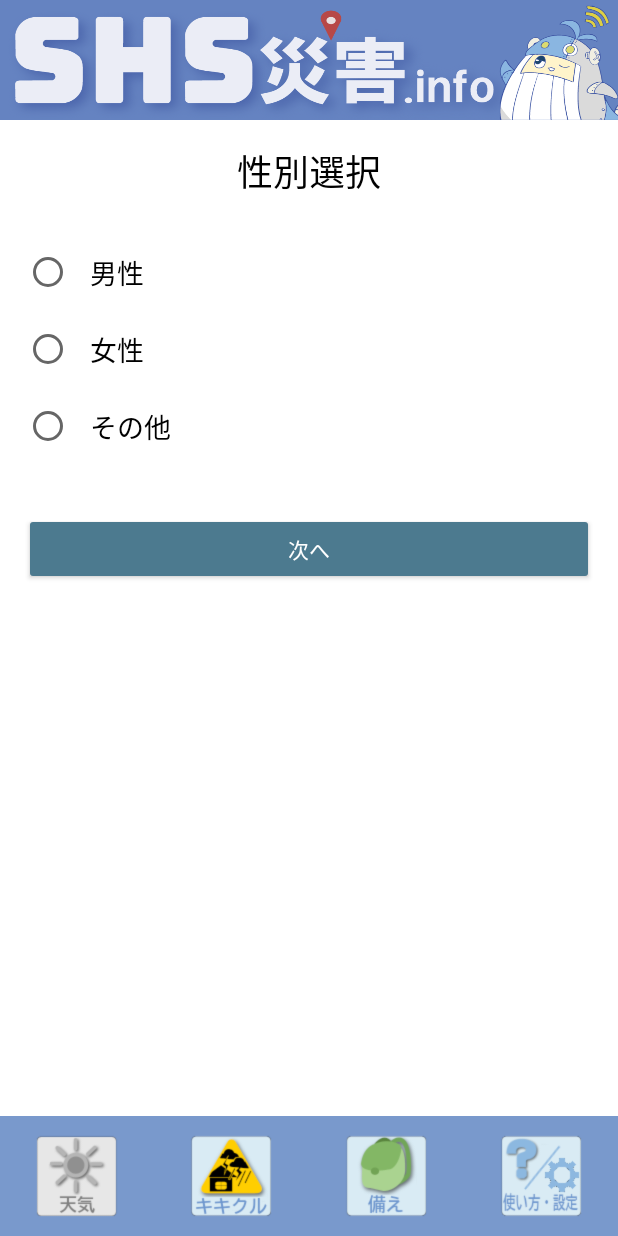
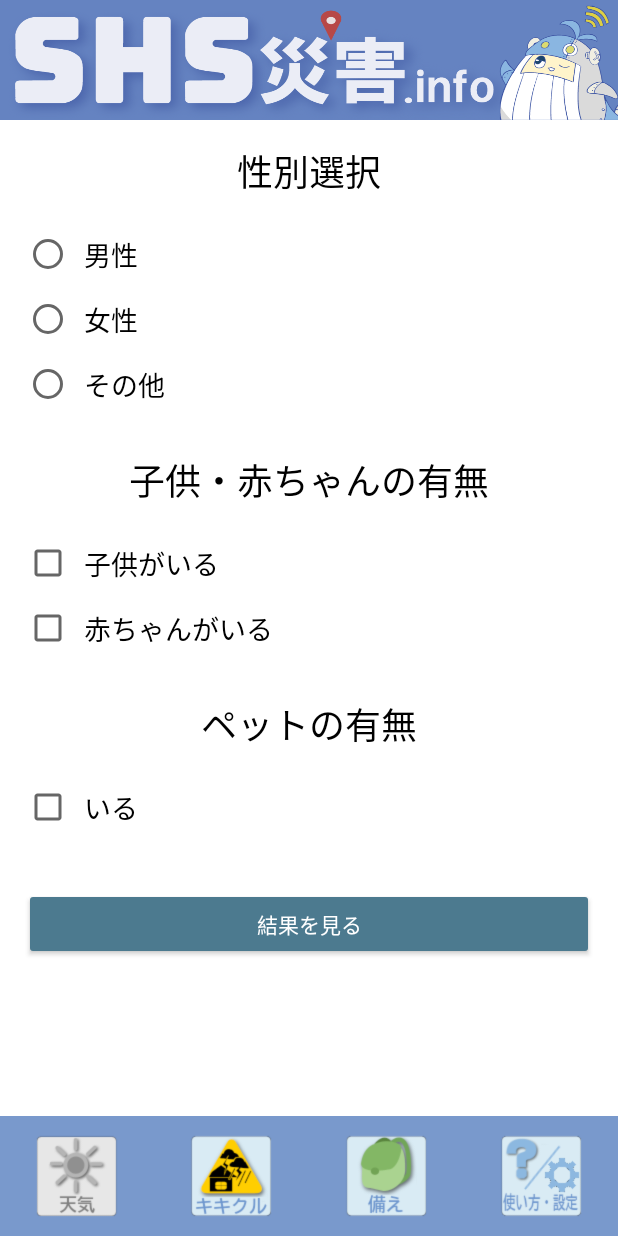
Before and after one commit to j5jkchdktc-coder/SHS_saigai.info, an Android app: the fragment WizardGenderFragment placed in its activity, on a phone screen of 412 x 824 dp. Run offline under Robolectric (Android 15) with nearby library versions, the phone set to English and light mode, and no system bars; 1 statement that could not run was skipped.

Commit message:
Consolidate stockpile wizard to single screen and add illustrations to results
- Merged gender, children, and pet questions into a single scrollable screen in WizardGenderFragment.
- Replaced sequential RadioGroups with CheckBoxes for children and pets to allow multi-selection.
- Updated WizardResultFragment to display illustrations (ImageView) alongside stockpile item text.
- Mapped items to drawable resources: sinsui_img1 (Water), sonae1 (Food), kaityuu (Flashlight), mobairu (Battery), kyuukyuu (Sanitary), baby (Milk/Diapers), inu (Pet supplies).
- Removed obsolete fragments and layout files (WizardChildFragment, WizardPetFragment).
- Verified with assembleDebug and unit tests.

Co-authored-by: j5jkchdktc-coder <240261991+j5jkchdktc-coder@users.noreply.github.com>

```diff
--- a/app/src/main/java/jp/shsit/shsinfo2025/ui/sonaeru/WizardGenderFragment.java
+++ b/app/src/main/java/jp/shsit/shsinfo2025/ui/sonaeru/WizardGenderFragment.java
@@ -8,6 +8,7 @@ import android.view.LayoutInflater;
 import android.view.View;
 import android.view.ViewGroup;
 import android.widget.Button;
+import android.widget.CheckBox;
 import android.widget.RadioButton;
 import android.widget.RadioGroup;
 import android.widget.TextView;
@@ -30,19 +31,40 @@ public class WizardGenderFragment extends Fragment {
         String language = PreferenceManager.getDefaultSharedPreferences(getActivity()).getString("lang", "日本語");
         MainActivity main = (MainActivity) getActivity();
 
-        TextView title = root.findViewById(R.id.wizard_gender_title);
+        // Question 1: Gender
+        TextView genderTitle = root.findViewById(R.id.wizard_gender_title);
         RadioButton radioMale = root.findViewById(R.id.radio_male);
         RadioButton radioFemale = root.findViewById(R.id.radio_female);
         RadioButton radioOther = root.findViewById(R.id.radio_other);
-        Button btnNext = root.findViewById(R.id.btn_gender_next);
 
-        title.setText(main.LangReader("wizard", 0, language));
+        genderTitle.setText(main.LangReader("wizard", 0, language));
         radioMale.setText(main.LangReader("wizard", 1, language));
         radioFemale.setText(main.LangReader("wizard", 2, language));
         radioOther.setText(main.LangReader("wizard", 3, language));
-        btnNext.setText(main.LangReader("wizard", 4, language));
+
+        // Question 2: Children
+        TextView childTitle = root.findViewById(R.id.wizard_child_title);
+        CheckBox checkChild = root.findViewById(R.id.check_child_present);
+        CheckBox checkBaby = root.findViewById(R.id.check_baby_present);
+
+        childTitle.setText(main.LangReader("wizard", 5, language));
+        checkChild.setText(main.LangReader("wizard", 7, language));
+        checkBaby.setText(main.LangReader("wizard", 8, language));
+
+        // Question 3: Pets
+        TextView petTitle = root.findViewById(R.id.wizard_pet_title);
+        CheckBox checkPet = root.findViewById(R.id.check_pet_present);
+
+        petTitle.setText(main.LangReader("wizard", 9, language));
+        checkPet.setText(main.LangReader("wizard", 10, language));
+
+        // Result Button
+        Button btnResult = root.findViewById(R.id.btn_wizard_result);
+        btnResult.setText(main.LangReader("wizard", 12, language));
 
         SharedPreferences prefs = getActivity().getSharedPreferences("WizardData", Context.MODE_PRIVATE);
+
+        // Load Gender
         String savedGender = prefs.getString("gender", "");
         if (savedGender.equals("male")) {
             radioMale.setChecked(true);
@@ -52,7 +74,17 @@ public class WizardGenderFragment extends Fragment {
             radioOther.setChecked(true);
         }
 
-        btnNext.setOnClickListener(v -> {
+        // Load Child/Baby status
+        checkChild.setChecked(prefs.getBoolean("child_present", false));
+        checkBaby.setChecked(prefs.getBoolean("baby_present", false));
+
+        // Load Pet status
+        checkPet.setChecked(prefs.getBoolean("pet_present", false));
+
+        btnResult.setOnClickListener(v -> {
+            SharedPreferences.Editor editor = prefs.edit();
+
+            // Save Gender
             RadioGroup rg = root.findViewById(R.id.gender_radio_group);
             int selectedId = rg.getCheckedRadioButtonId();
             String gender = "";
@@ -63,17 +95,21 @@ public class WizardGenderFragment extends Fragment {
             } else if (selectedId == R.id.radio_other) {
                 gender = "other";
             }
+            editor.putString("gender", gender);
 
-            if (!gender.isEmpty()) {
-                SharedPreferences.Editor editor = prefs.edit();
-                editor.putString("gender", gender);
-                editor.apply();
+            // Save Child/Baby status
+            editor.putBoolean("child_present", checkChild.isChecked());
+            editor.putBoolean("baby_present", checkBaby.isChecked());
 
-                FragmentTransaction transaction = getParentFragmentManager().beginTransaction();
-                transaction.replace(R.id.nav_host_fragment, new WizardChildFragment());
-                transaction.addToBackStack(null);
-                transaction.commit();
-            }
+            // Save Pet status
+            editor.putBoolean("pet_present", checkPet.isChecked());
+
+            editor.apply();
+
+            FragmentTransaction transaction = getParentFragmentManager().beginTransaction();
+            transaction.replace(R.id.nav_host_fragment, new WizardResultFragment());
+            transaction.addToBackStack(null);
+            transaction.commit();
         });
 
         return root;
--- a/app/src/main/res/layout/fragment_wizard_gender.xml
+++ b/app/src/main/res/layout/fragment_wizard_gender.xml
@@ -1,11 +1,16 @@
 <?xml version="1.0" encoding="utf-8"?>
-<LinearLayout xmlns:android="http://schemas.android.com/apk/res/android"
+<ScrollView xmlns:android="http://schemas.android.com/apk/res/android"
     android:layout_width="match_parent"
     android:layout_height="match_parent"
-    android:orientation="vertical"
-    android:padding="16dp"
     android:background="@color/white">
 
+    <LinearLayout
+        android:layout_width="match_parent"
+        android:layout_height="wrap_content"
+        android:orientation="vertical"
+        android:padding="16dp">
+
+        <!-- Question 1: Gender -->
         <TextView
             android:id="@+id/wizard_gender_title"
             android:layout_width="match_parent"
@@ -13,14 +18,14 @@
             android:text="性別を選択してください"
             android:textSize="24sp"
             android:textColor="@color/black"
-        android:layout_marginBottom="24dp"
+            android:layout_marginBottom="16dp"
             android:gravity="center" />
 
         <RadioGroup
             android:id="@+id/gender_radio_group"
             android:layout_width="match_parent"
             android:layout_height="wrap_content"
-        android:layout_marginBottom="32dp">
+            android:layout_marginBottom="24dp">
 
             <RadioButton
                 android:id="@+id/radio_male"
@@ -28,7 +33,7 @@
                 android:layout_height="wrap_content"
                 android:text="男性"
                 android:textSize="18sp"
-            android:padding="12dp" />
+                android:padding="8dp" />
 
             <RadioButton
                 android:id="@+id/radio_female"
@@ -36,7 +41,7 @@
                 android:layout_height="wrap_content"
                 android:text="女性"
                 android:textSize="18sp"
-            android:padding="12dp" />
+                android:padding="8dp" />
 
             <RadioButton
                 android:id="@+id/radio_other"
@@ -44,15 +49,64 @@
                 android:layout_height="wrap_content"
                 android:text="その他"
                 android:textSize="18sp"
-            android:padding="12dp" />
+                android:padding="8dp" />
         </RadioGroup>
 
-    <Button
-        android:id="@+id/btn_gender_next"
+        <!-- Question 2: Children -->
+        <TextView
+            android:id="@+id/wizard_child_title"
             android:layout_width="match_parent"
             android:layout_height="wrap_content"
-        android:text="次へ"
+            android:text="子供・赤ちゃんの有無"
+            android:textSize="24sp"
+            android:textColor="@color/black"
+            android:layout_marginBottom="16dp"
+            android:gravity="center" />
+
+        <CheckBox
+            android:id="@+id/check_child_present"
+            android:layout_width="match_parent"
+            android:layout_height="wrap_content"
+            android:text="子供がいる"
+            android:textSize="18sp"
+            android:padding="8dp" />
+
+        <CheckBox
+            android:id="@+id/check_baby_present"
+            android:layout_width="match_parent"
+            android:layout_height="wrap_content"
+            android:text="赤ちゃんがいる"
+            android:textSize="18sp"
+            android:padding="8dp"
+            android:layout_marginBottom="24dp" />
+
+        <!-- Question 3: Pets -->
+        <TextView
+            android:id="@+id/wizard_pet_title"
+            android:layout_width="match_parent"
+            android:layout_height="wrap_content"
+            android:text="ペットの有無"
+            android:textSize="24sp"
+            android:textColor="@color/black"
+            android:layout_marginBottom="16dp"
+            android:gravity="center" />
+
+        <CheckBox
+            android:id="@+id/check_pet_present"
+            android:layout_width="match_parent"
+            android:layout_height="wrap_content"
+            android:text="いる"
+            android:textSize="18sp"
+            android:padding="8dp"
+            android:layout_marginBottom="32dp" />
+
+        <Button
+            android:id="@+id/btn_wizard_result"
+            android:layout_width="match_parent"
+            android:layout_height="wrap_content"
+            android:text="結果を見る"
             android:backgroundTint="@color/modoru"
             android:textColor="@color/white" />
 
     </LinearLayout>
+</ScrollView>
```
Also changed, not shown: app/src/main/java/jp/shsit/shsinfo2025/ui/sonaeru/WizardChildFragment.java (deleted, +0 -81 lines), app/src/main/java/jp/shsit/shsinfo2025/ui/sonaeru/WizardPetFragment.java (deleted, +0 -75 lines), app/src/main/java/jp/shsit/shsinfo2025/ui/sonaeru/WizardResultFragment.java (+37 -9 lines), app/src/main/res/layout/fragment_wizard_child.xml (deleted, +0 -58 lines), app/src/main/res/layout/fragment_wizard_pet.xml (deleted, +0 -50 lines). Lines whose indentation alone changed are shown as unchanged.
